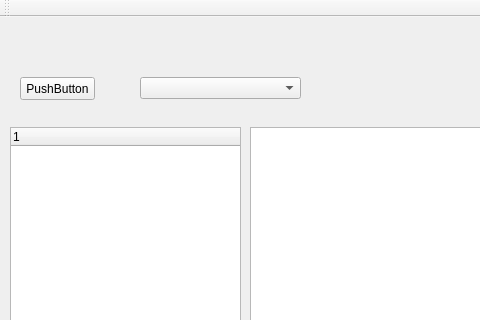
The window that TextsTool/TextsTool/mainwindow.ui (dmitrytyurev/HomeProjects) describes before a commit, drawn with Qt 5; both pictures show x 0 to 480 and y 0 to 320 of the 1272 by 751 pixel window.
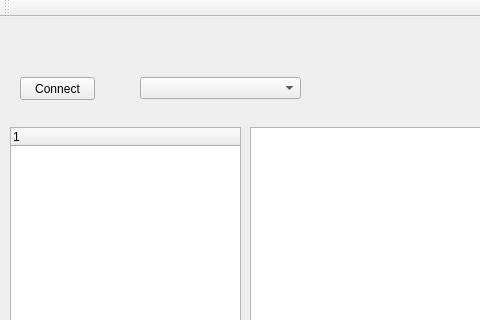
The same window after the commit.

Commit message: Добавлено контекстое меню о создание нового текста и папки

```diff
--- a/TextsTool/TextsTool/mainwindow.ui
+++ b/TextsTool/TextsTool/mainwindow.ui
@@ -24,7 +24,7 @@
      </rect>
     </property>
     <property name="text">
-     <string>PushButton</string>
+     <string>Connect</string>
     </property>
    </widget>
    <widget class="QTableView" name="tableView">
```
The commit also changes 2 other files.
